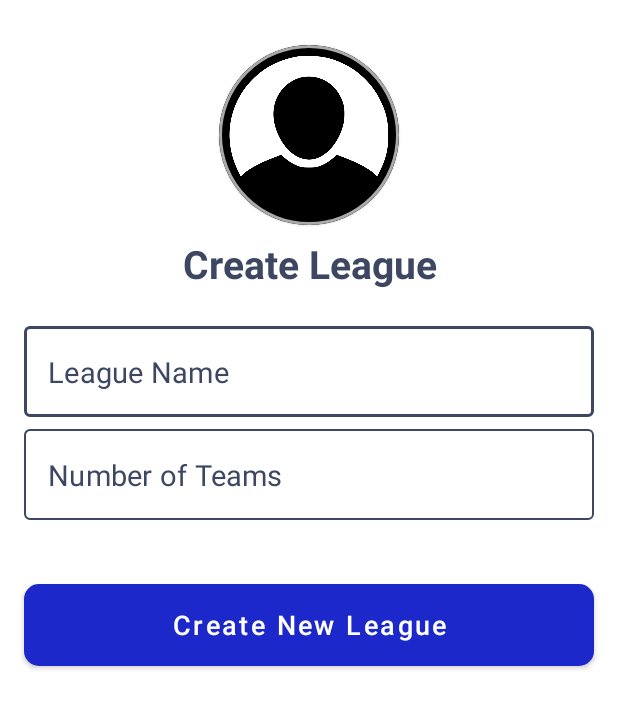
After one commit to ParagsDangariya/Soccer_Alliance_App, an Android app: the fragment CreateLeagueFragment shown on its own in the app's theme, on a phone screen of 412 x 824 dp. The commit adds this screen. Shown: the top 708 px of the screen. Run offline under Robolectric (Android 15) with nearby library versions, the phone set to English and light mode, and no system bars.

Commit message:
create new league XML added

```diff
--- /dev/null
+++ b/app/src/main/java/com/example/soccerallianceapp/CreateLeagueFragment.java
@@ -0,0 +1,30 @@
+package com.example.soccerallianceapp;
+
+import android.content.Context;
+import android.net.Uri;
+import android.os.Bundle;
+
+import androidx.annotation.NonNull;
+import androidx.annotation.Nullable;
+import androidx.fragment.app.Fragment;
+
+import android.view.LayoutInflater;
+import android.view.View;
+import android.view.ViewGroup;
+
+import com.example.soccer_alliance_project_test.R;
+
+
+public class CreateLeagueFragment extends Fragment {
+
+
+    public CreateLeagueFragment() {
+    }
+
+    @Nullable
+    @Override
+    public View onCreateView(@NonNull LayoutInflater inflater, @Nullable ViewGroup container, @Nullable Bundle savedInstanceState) {
+        return inflater.inflate(R.layout.fragment_create_league, container, false);
+    }
+
+}
--- /dev/null
+++ b/app/src/main/res/layout/fragment_create_league.xml
@@ -0,0 +1,134 @@
+<?xml version="1.0" encoding="utf-8"?>
+<ScrollView xmlns:android="http://schemas.android.com/apk/res/android"
+    xmlns:tools="http://schemas.android.com/tools"
+    android:layout_width="match_parent"
+    android:layout_height="match_parent"
+    xmlns:app="http://schemas.android.com/apk/res-auto"
+    tools:context="com.example.soccerallianceapp.CreateLeagueFragment">
+
+    <RelativeLayout
+        android:layout_width="match_parent"
+        android:layout_height="match_parent">
+
+        <androidx.constraintlayout.widget.ConstraintLayout
+            android:layout_width="match_parent"
+            android:layout_height="wrap_content"
+            android:layout_alignParentStart="true"
+            android:layout_alignParentTop="true"
+            android:layout_alignParentEnd="true"
+            android:paddingBottom="120dp">
+
+
+            <com.google.android.material.card.MaterialCardView
+                android:id="@+id/tmp_cardview"
+                android:layout_width="120dp"
+                android:layout_height="120dp"
+                app:cardCornerRadius="60dp"
+                app:cardBackgroundColor="@android:color/white"
+                android:layout_marginTop="30dp"
+                app:layout_constraintEnd_toEndOf="parent"
+                app:layout_constraintStart_toStartOf="parent"
+                app:layout_constraintTop_toTopOf="parent"
+                app:strokeWidth="2dp"
+                app:strokeColor="@android:color/darker_gray">
+
+                <ImageView
+                    android:layout_gravity="center"
+                    android:src="@drawable/user"
+                    android:id="@+id/tmp_league_image"
+                    android:layout_width="match_parent"
+                    android:layout_height="match_parent"
+                    android:scaleType="centerCrop"/>
+
+            </com.google.android.material.card.MaterialCardView>
+
+            <TextView
+                android:id="@+id/tmp_update_image_txt"
+                android:layout_width="match_parent"
+                android:layout_height="wrap_content"
+                android:layout_marginTop="8dp"
+                android:gravity="center"
+                android:text="Create League"
+                android:textColor="@color/colorPrimaryLight"
+                android:textSize="26sp"
+                android:textStyle="bold"
+                app:layout_constraintEnd_toEndOf="parent"
+                app:layout_constraintStart_toStartOf="parent"
+                app:layout_constraintTop_toBottomOf="@id/tmp_cardview"/>
+
+
+            <com.google.android.material.textfield.TextInputLayout
+                android:id="@+id/league_name_layout"
+                style="@style/TextInputLayoutStyleVarient"
+                android:layout_width="match_parent"
+                android:layout_height="wrap_content"
+                android:layout_marginStart="16dp"
+                android:layout_marginTop="24dp"
+                android:layout_marginEnd="16dp"
+                app:hintEnabled="false"
+                app:layout_constraintEnd_toEndOf="parent"
+                app:layout_constraintStart_toStartOf="parent"
+                app:layout_constraintTop_toBottomOf="@id/tmp_update_image_txt">
+
+                <com.google.android.material.textfield.TextInputEditText
+                    android:id="@+id/league_name_edt_txt"
+                    style="@style/TextInputEditTextStyleVarient"
+                    android:layout_width="match_parent"
+                    android:layout_height="wrap_content"
+                    android:hint="League Name"
+                    android:imeOptions="actionNext"
+                    android:inputType="text"
+                    android:textColorHint="@color/colorPrimaryLight" />
+            </com.google.android.material.textfield.TextInputLayout>
+
+            <com.google.android.material.textfield.TextInputLayout
+                android:id="@+id/number_team_layout"
+                style="@style/TextInputLayoutStyleVarient"
+                android:layout_width="match_parent"
+                android:layout_height="wrap_content"
+                android:layout_marginStart="16dp"
+                android:layout_marginTop="8dp"
+                android:layout_marginEnd="16dp"
+                app:hintEnabled="false"
+                app:layout_constraintEnd_toEndOf="parent"
+                app:layout_constraintStart_toStartOf="parent"
+                app:layout_constraintTop_toBottomOf="@id/league_name_layout">
+
+                <com.google.android.material.textfield.TextInputEditText
+                    android:id="@+id/number_team_edt_txt"
+                    style="@style/TextInputEditTextStyleVarient"
+                    android:layout_width="match_parent"
+                    android:layout_height="wrap_content"
+                    android:hint="Number of Teams"
+                    android:imeOptions="actionNext"
+                    android:inputType="text"
+                    android:textColorHint="@color/colorPrimaryLight" />
+            </com.google.android.material.textfield.TextInputLayout>
+
+        </androidx.constraintlayout.widget.ConstraintLayout>
+        <LinearLayout
+            android:layout_width="match_parent"
+            android:layout_height="100dp"
+            android:layout_alignParentStart="true"
+            android:layout_alignParentEnd="true"
+            android:layout_alignParentBottom="true"
+            android:gravity="center"
+            android:orientation="vertical">
+
+            <com.google.android.material.button.MaterialButton
+                app:layout_constraintEnd_toEndOf="parent"
+                app:layout_constraintStart_toStartOf="parent"
+                app:layout_constraintTop_toBottomOf="@id/login_progress"
+                android:id="@+id/tmp_update_btn"
+                style="@style/NormalButtonStyle"
+                android:layout_width="match_parent"
+                android:layout_height="30pt"
+                android:layout_margin="16dp"
+                android:text="Create New League" />
+
+        </LinearLayout>
+    </RelativeLayout>
+
+
+
+</ScrollView>
--- a/app/src/main/res/navigation/dashboard_nav_graph.xml
+++ b/app/src/main/res/navigation/dashboard_nav_graph.xml
@@ -60,5 +60,10 @@
         android:name="com.example.soccerallianceapp.LeagueOperationsFragment"
         android:label="fragment_league_operations"
         tools:layout="@layout/fragment_league_operations" />
+    <fragment
+        android:id="@+id/createLeagueFragment"
+        android:name="com.example.soccerallianceapp.CreateLeagueFragment"
+        android:label="fragment_create_league"
+        tools:layout="@layout/fragment_create_league" />
 
 </navigation>
```
